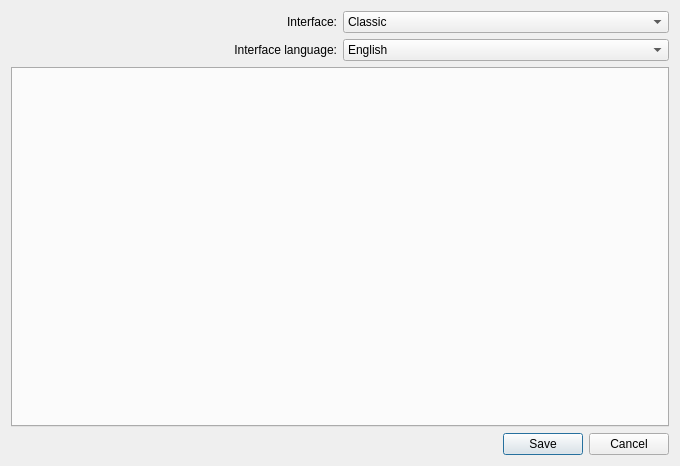
Above: sours/UI/d_setting_app.ui from andmoni/converter_readings before the change. Below: the same form after it.
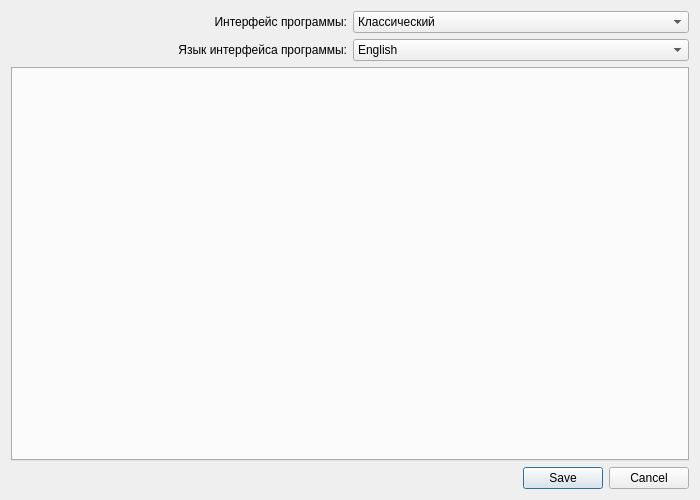
That is the form after the change. Icons and pictures are not drawn.

Patch:
```diff
--- a/sours/UI/d_setting_app.ui
+++ b/sours/UI/d_setting_app.ui
@@ -6,8 +6,8 @@
    <rect>
     <x>0</x>
     <y>0</y>
-    <width>680</width>
-    <height>466</height>
+    <width>700</width>
+    <height>500</height>
    </rect>
   </property>
   <property name="sizePolicy">
@@ -25,7 +25,7 @@
      <item>
       <widget class="QLabel" name="lbl_interface">
        <property name="text">
-        <string>Interface:</string>
+        <string>Интерфейс программы:</string>
        </property>
        <property name="alignment">
         <set>Qt::AlignRight|Qt::AlignTrailing|Qt::AlignVCenter</set>
@@ -36,7 +36,7 @@
       <widget class="QComboBox" name="cmb_interface">
        <item>
         <property name="text">
-         <string>Classic</string>
+         <string>Классический</string>
         </property>
        </item>
        <item>
@@ -53,7 +53,7 @@
      <item>
       <widget class="QLabel" name="l_language">
        <property name="text">
-        <string>Interface language:</string>
+        <string>Язык интерфейса программы:</string>
        </property>
        <property name="alignment">
         <set>Qt::AlignRight|Qt::AlignTrailing|Qt::AlignVCenter</set>
```
Left out of the diff: 30 changed lines with no effect on the pictures.
